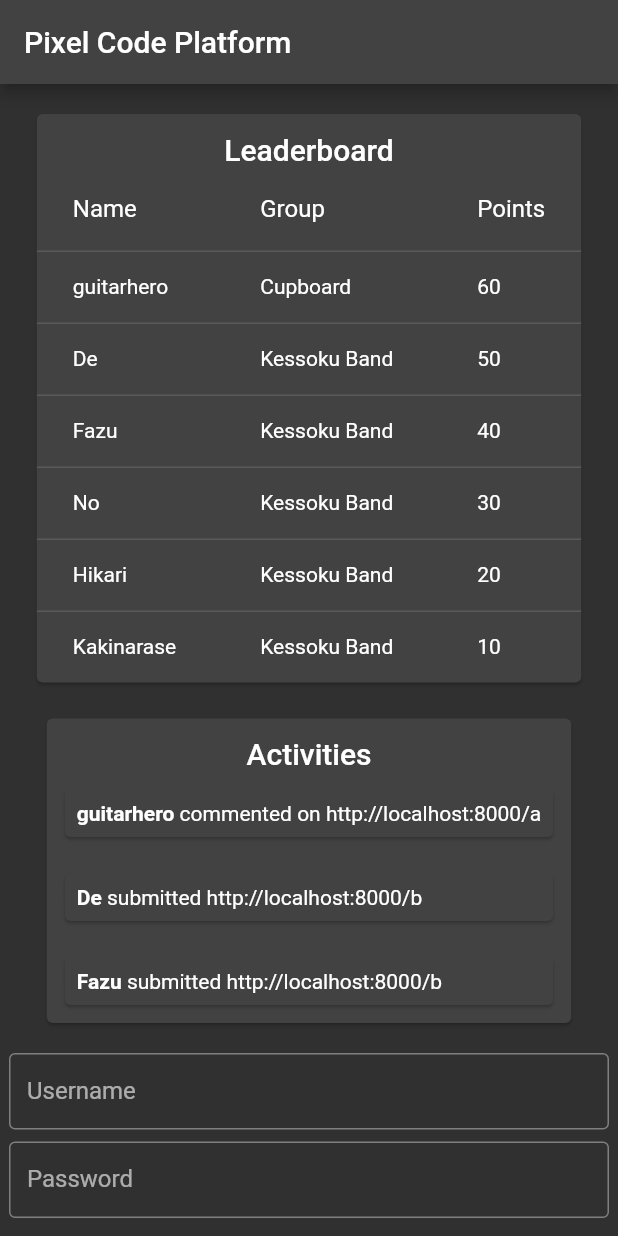
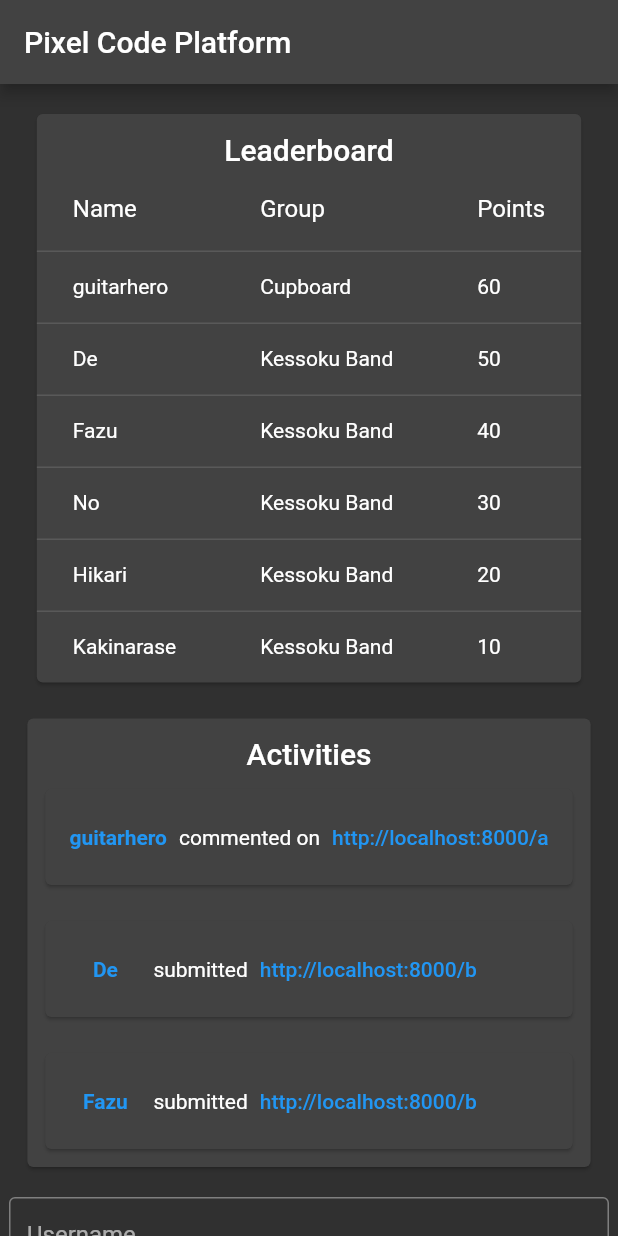
Before and after one commit to PixelSam123/pcp_frontend, a Flutter app: the screen it shows after launch, on a phone screen of 412 x 824 dp. Run offline on Flutter 3.47's test engine with Material 2 defaults, Android fonts, the phone set to English and light mode, and no system bars.

Commit message:
revise activities component with link buttons

```diff
--- a/lib/main.dart
+++ b/lib/main.dart
@@ -149,19 +149,32 @@ class Activities extends StatelessWidget {
                   child: Card(
                     child: Padding(
                       padding: const EdgeInsets.all(PadSize.small),
-                      child: Text.rich(TextSpan(
+                      child: Row(
                         children: [
-                          TextSpan(
-                            text: '${activity.user.name} ',
-                            style: const TextStyle(fontWeight: FontWeight.bold),
+                          Tooltip(
+                            message: 'Group: ${activity.user.group}\n'
+                                'Points: ${activity.user.points}',
+                            child: TextButton(
+                              onPressed: () {},
+                              child: Text(
+                                activity.user.name,
+                                style: const TextStyle(
+                                  fontWeight: FontWeight.bold,
+                                ),
+                              ),
+                            ),
                           ),
-                          TextSpan(
-                            text:
-                                '${activity.type == 'comment' ? 'commented on' : 'submitted'} ',
+                          Text(
+                            activity.type == 'comment'
+                                ? 'commented on'
+                                : 'submitted',
                           ),
-                          TextSpan(text: activity.targetLink),
+                          TextButton(
+                            onPressed: () {},
+                            child: Text(activity.targetLink),
+                          ),
                         ],
-                      )),
+                      ),
                     ),
                   ),
                 )),
```
